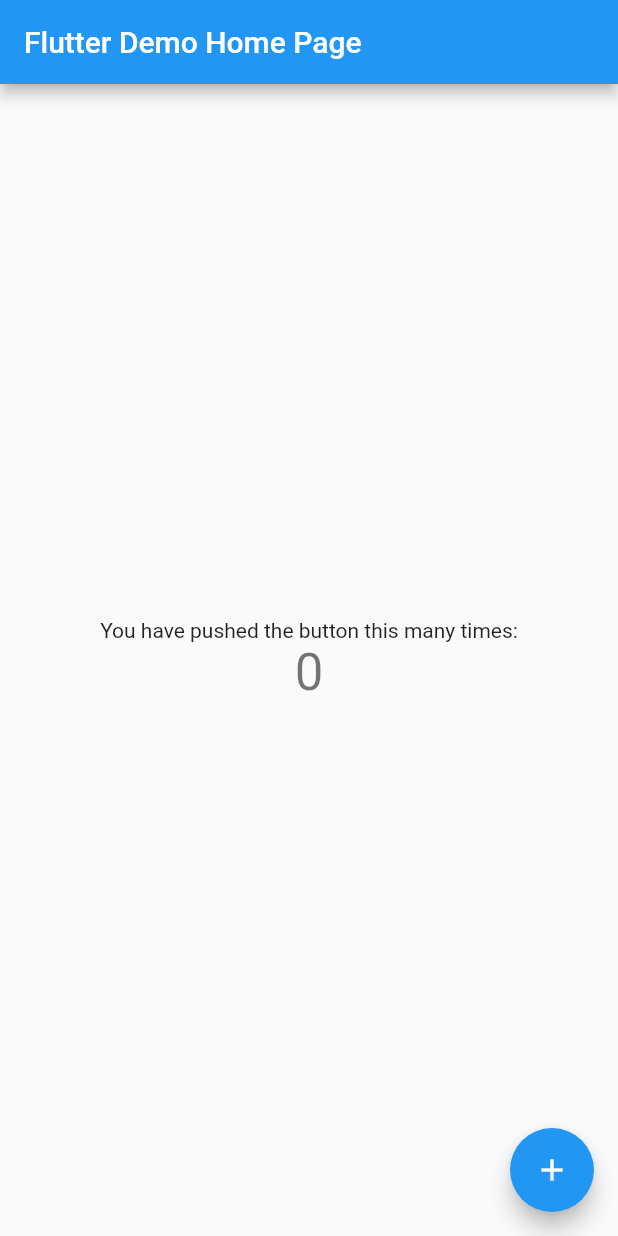
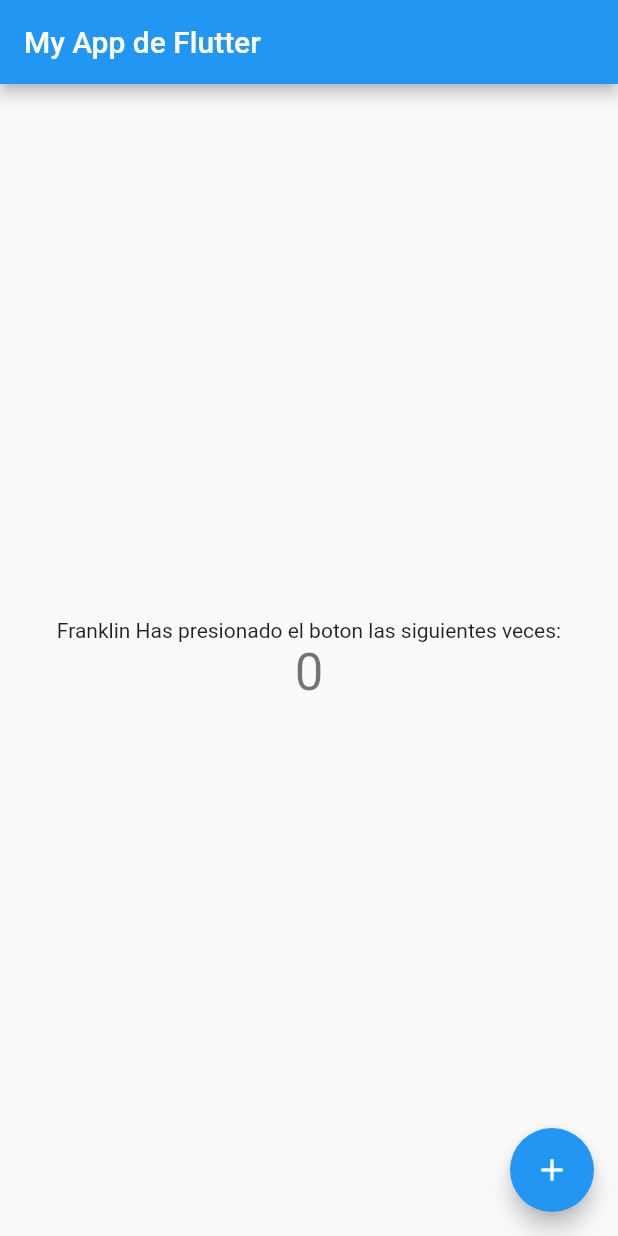
Before and after one commit to SantiagoTituania/my_app_flutter_2, a Flutter app: the screen it shows after launch, on a phone screen of 412 x 824 dp. Run offline on Flutter 3.47's test engine with Material 2 defaults, Android fonts, the phone set to English and light mode, and no system bars.

Commit message:
traduccion a español linea 99

```diff
--- a/lib/main.dart
+++ b/lib/main.dart
@@ -24,7 +24,7 @@
         // is not restarted.
         primarySwatch: Colors.blue,
       ),
-      home: const MyHomePage(title: 'Flutter Demo Home Page'),
+      home: const MyHomePage(title: 'My App de Flutter'),
     );
   }
 }
@@ -96,7 +96,7 @@
           mainAxisAlignment: MainAxisAlignment.center,
           children: <Widget>[
             const Text(
-              'You have pushed the button this many times:',
+              'Franklin Has presionado el boton las siguientes veces:',
             ),
             Text(
               '$_counter',
```
